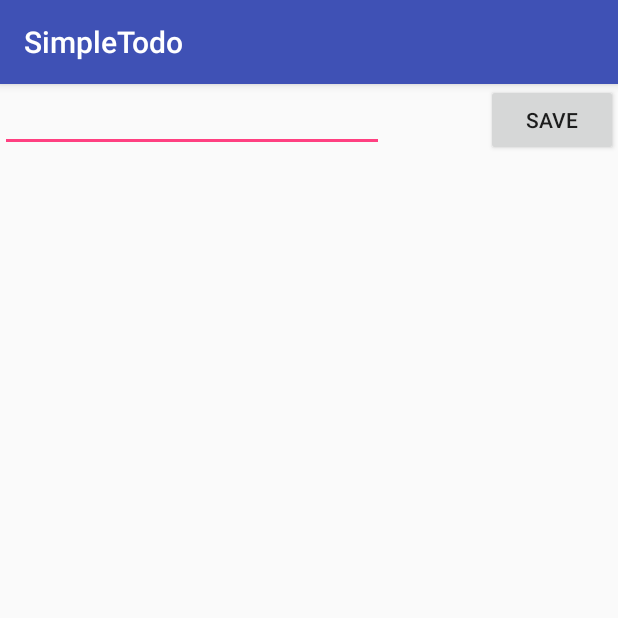
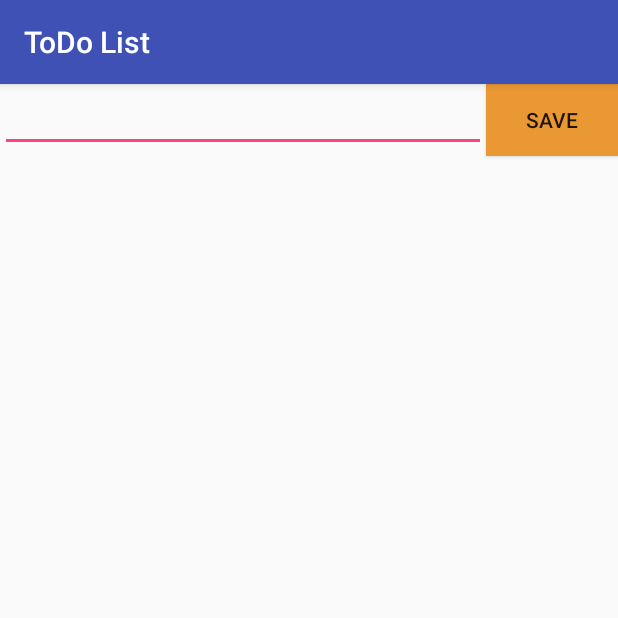
Before and after one commit to pranitishettiwar/CodepathToDo, an Android app: the EditItemActivity screen opened directly, with no data from a screen before it, on a phone screen of 412 x 824 dp, the top half of it. Run offline under Robolectric (Android 15) with nearby library versions, the phone set to English and light mode, and no system bars.

Commit message:
Few UI changes

```diff
--- a/SimpleTodo/app/src/main/java/com/codepath/simpletodo/MainActivity.java
+++ b/SimpleTodo/app/src/main/java/com/codepath/simpletodo/MainActivity.java
@@ -45,7 +45,7 @@ public class MainActivity extends AppCompatActivity {
 
             @Override
             public void onItemClick(AdapterView<?> parent, View view, int position, long id) {
-                //Sending data to activity 2
+                //Sending data to EditItemActivity
                 Intent i = new Intent(MainActivity.this, EditItemActivity.class);
                 i.putExtra("item", todoItems.get(position).toString());
                 i.putExtra("item_position", position);
--- a/SimpleTodo/app/src/main/res/layout/activity_edit_item.xml
+++ b/SimpleTodo/app/src/main/res/layout/activity_edit_item.xml
@@ -12,6 +12,9 @@
         android:layout_height="wrap_content"
         android:layout_alignParentRight="true"
         android:onClick="editItem"
+        android:background="#ea9833"
+        android:height="20dp"
+        android:width="60dp"
         android:text="@string/btnSave" />
 
     <EditText
@@ -19,7 +22,9 @@
         android:layout_width="wrap_content"
         android:layout_height="wrap_content"
         android:ems="12"
+        android:layout_toLeftOf="@+id/btnSave"
         android:inputType="textMultiLine"
         android:layout_alignParentTop="true"
         android:layout_alignParentLeft="true" />
+
 </RelativeLayout>
--- a/SimpleTodo/app/src/main/res/layout/activity_main.xml
+++ b/SimpleTodo/app/src/main/res/layout/activity_main.xml
@@ -13,6 +13,9 @@
         android:layout_alignParentBottom="true"
         android:layout_alignParentRight="true"
         android:onClick="onAddItem"
+        android:background="#ea9833"
+        android:height="20dp"
+        android:width="60dp"
         android:layout_alignParentEnd="true" />
 
     <ListView
--- a/SimpleTodo/app/src/main/res/values/strings.xml
+++ b/SimpleTodo/app/src/main/res/values/strings.xml
@@ -1,5 +1,5 @@
 <resources>
-    <string name="app_name">SimpleTodo</string>
+    <string name="app_name">ToDo List</string>
     <string name="add">Add</string>
     <string name="add_item">Add a new item.</string>
     <string name="btnSave">Save</string>
```
